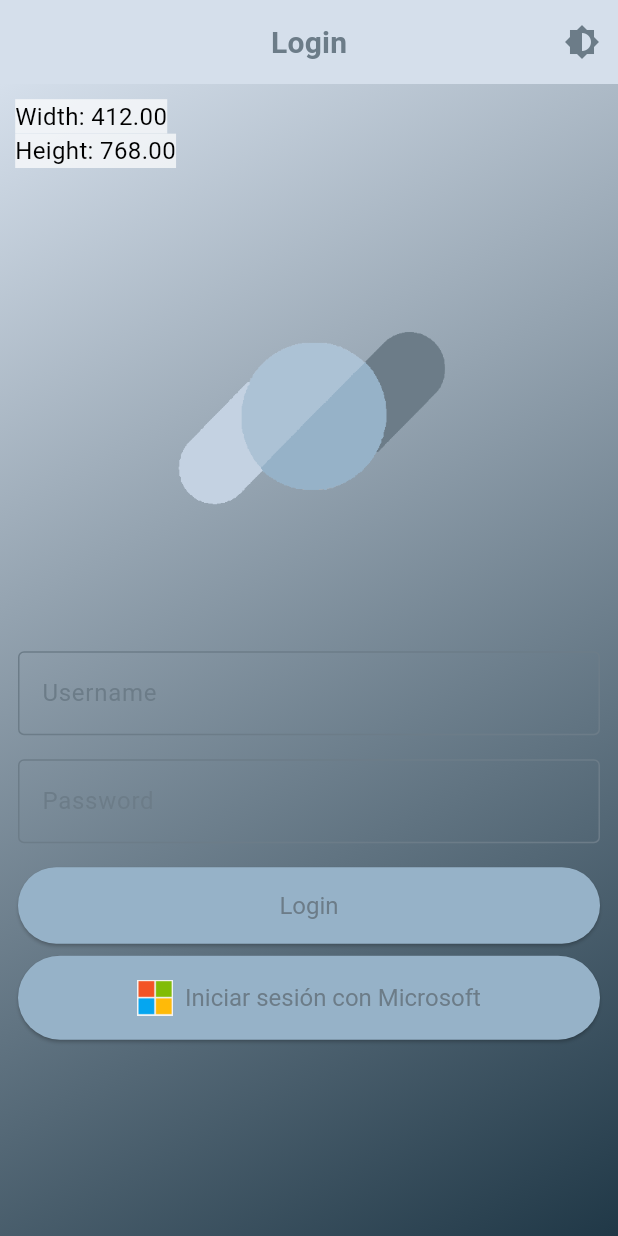
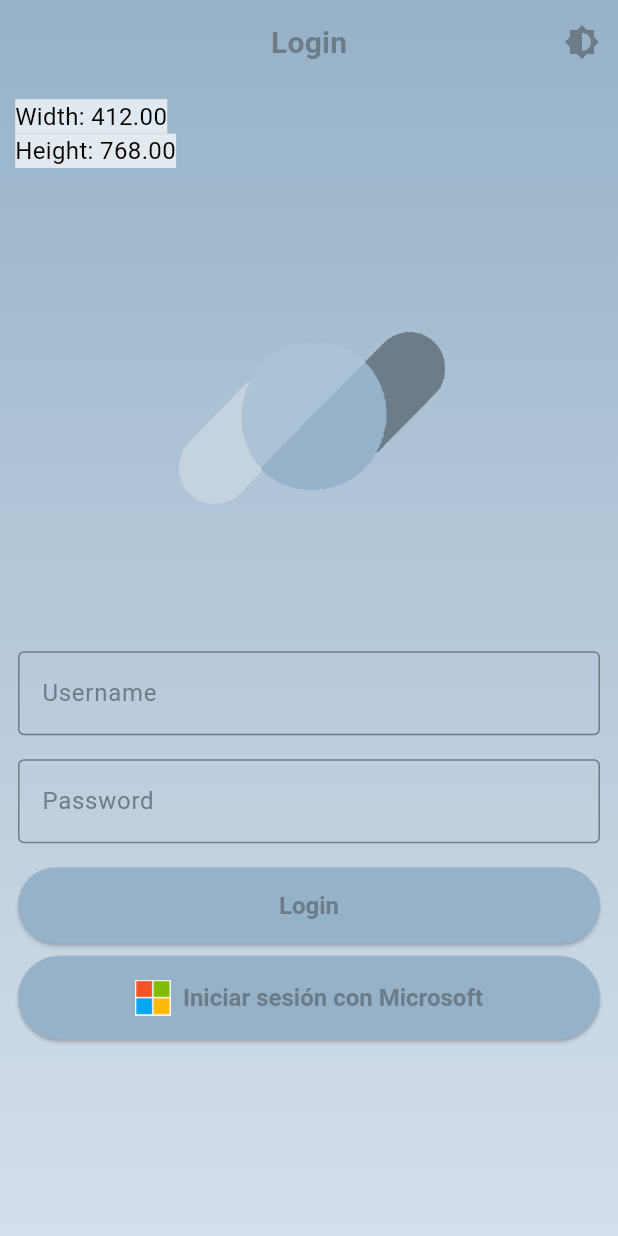
Before and after one commit to DAMSanti/ProyectoFinalDAM2, a Flutter app: the screen it shows after launch, on a phone screen of 412 x 824 dp. Run offline on Flutter 3.47's test engine with Material 3 defaults, Android fonts, the phone set to English and light mode, and no system bars; our stand-ins replace cloud_firestore, dio, firebase_core, flutter_map, flutter_secure_storage, font_awesome_flutter and 4 more; missing offline and left inert: window_manager; accounts and stored records are empty.

Commit message:
- Mejora Login View, vistas escritorio/movil/web

```diff
--- a/proyecto_santi/lib/components/AppBar.dart
+++ b/proyecto_santi/lib/components/AppBar.dart
@@ -14,6 +14,8 @@ class CustomAppBar extends StatelessWidget implements PreferredSizeWidget {
 
   @override
   Widget build(BuildContext context) {
+    return OrientationBuilder(
+      builder: (context, orientation) {
         return AppBar(
           centerTitle: true,
           title: Text(
@@ -39,8 +41,18 @@ class CustomAppBar extends StatelessWidget implements PreferredSizeWidget {
             ),
           ],
         );
+      },
+    );
   }
 
   @override
-  Size get preferredSize => Size.fromHeight(kToolbarHeight);
+  Size get preferredSize {
+    final orientation = WidgetsBinding.instance.window.physicalSize.aspectRatio > 1
+        ? Orientation.landscape
+        : Orientation.portrait;
+    double appBarHeight = orientation == Orientation.portrait
+        ? kToolbarHeight
+        : kToolbarHeight * 0.65; // Adjust height based on orientation
+    return Size.fromHeight(appBarHeight);
   }
+}
--- a/proyecto_santi/lib/tema/GradientBackground.dart
+++ b/proyecto_santi/lib/tema/GradientBackground.dart
@@ -1,22 +1,42 @@
 import 'package:flutter/material.dart';
 import 'package:proyecto_santi/tema/theme.dart';
 
-class GradientBackground extends StatelessWidget {
+class GradientBackgroundLight extends StatelessWidget {
   final Widget child;
 
-  const GradientBackground({required this.child});
+  const GradientBackgroundLight({required this.child});
 
   @override
   Widget build(BuildContext context) {
     return Container(
       decoration: BoxDecoration(
         gradient: LinearGradient(
-          colors: [colorFondoLight, colorAccentDark],
-          begin: Alignment.topLeft,
-          end: Alignment.bottomRight,
+          colors: [colorAccentLight, colorFondoLight],
+          begin: Alignment.topCenter,
+          end: Alignment.bottomCenter,
         ),
       ),
       child: child,
     );
   }
 }
+
+  class GradientBackgroundDark extends StatelessWidget {
+    final Widget child;
+
+    const GradientBackgroundDark({required this.child});
+
+    @override
+    Widget build(BuildContext context) {
+      return Container(
+        decoration: BoxDecoration(
+          gradient: LinearGradient(
+            colors: [colorAccentDark, colorFondoDark],
+            begin: Alignment.topCenter,
+            end: Alignment.bottomCenter,
+          ),
+        ),
+        child: child,
+      );
+    }
+  }
--- a/proyecto_santi/lib/tema/theme.dart
+++ b/proyecto_santi/lib/tema/theme.dart
@@ -5,6 +5,7 @@ const Color colorFondoLight = Color.fromARGB(255, 213, 223, 235);
 const Color colorTextoLight = Color.fromARGB(255, 108, 124, 136);
 const Color colorAccentLight = Color.fromARGB(255, 150, 178, 200);
 const Color colorSoftLight = Color.fromARGB(255, 176, 196, 222);
+const Color colorAccentDLight = Color.fromARGB(255, 126, 136, 180);
 //0xFF6C7C88
 //0xFFACC2D5
 //0xFF96B2C8
@@ -16,13 +17,8 @@ final ThemeData lightTheme = ThemeData(
   primaryColor: colorAccentLight,
   // TEXTFIELD
   inputDecorationTheme: InputDecorationTheme(
-    labelStyle: TextStyle(color: colorTextoLight),
-    focusedBorder: OutlineInputBorder(
-      borderSide: BorderSide(color: colorAccentLight),
-    ),
-    enabledBorder: OutlineInputBorder(
-      borderSide: BorderSide(color: colorTextoLight),
-    ),
+    labelStyle: TextStyle(color: colorTextoLight), focusedBorder: OutlineInputBorder( borderSide: BorderSide(color: colorAccentDLight)),
+    enabledBorder: OutlineInputBorder( borderSide: BorderSide(color: colorTextoLight)),
   ),
   // BOTONES
   elevatedButtonTheme: ElevatedButtonThemeData(
@@ -30,7 +26,7 @@ final ThemeData lightTheme = ThemeData(
       backgroundColor: colorAccentLight, // Color de fondo del botón
       foregroundColor: colorTextoLight, // Color del texto del botón
       padding: EdgeInsets.symmetric(horizontal: 16, vertical: 16),
-      textStyle: TextStyle(fontSize: 16),
+      textStyle: TextStyle(fontSize: 16, fontWeight: FontWeight.bold),
     ),
   ),
   // TEXTOS
@@ -45,8 +41,7 @@ final ThemeData lightTheme = ThemeData(
     bodyMedium: TextStyle(color: colorTextoLight),
     bodySmall: TextStyle(color: colorTextoLight),
     titleLarge: TextStyle(color: colorTextoLight),
-    titleMedium: TextStyle(
-        color: colorTextoLight, fontSize: 20, fontWeight: FontWeight.bold),
+    titleMedium: TextStyle(color: colorTextoLight, fontSize: 20, fontWeight: FontWeight.bold),
     titleSmall: TextStyle(color: colorTextoLight),
     labelLarge: TextStyle(color: colorTextoLight),
     labelMedium: TextStyle(color: colorTextoLight),
@@ -85,8 +80,11 @@ final ThemeData lightTheme = ThemeData(
   colorScheme: ColorScheme.light(
       primary: colorAccentLight,
       secondary: colorFondoLight // Color específico para el DrawerHeader
-      ),
+  ),
 );
+
+
+
 
 const Color colorFondoDark = Color.fromARGB(255, 47, 67, 75);
 const Color colorTextoDark = Color.fromARGB(255, 169, 231, 255);
@@ -99,13 +97,8 @@ final ThemeData darkTheme = ThemeData(
   primaryColor: colorAccentDark,
   // TEXTFIELD
   inputDecorationTheme: InputDecorationTheme(
-    labelStyle: TextStyle(color: colorTextoDark),
-    focusedBorder: OutlineInputBorder(
-      borderSide: BorderSide(color: colorAccentDark),
-    ),
-    enabledBorder: OutlineInputBorder(
-      borderSide: BorderSide(color: colorTextoDark),
-    ),
+    labelStyle: TextStyle(color: colorTextoDark), focusedBorder: OutlineInputBorder( borderSide: BorderSide(color: colorAccentDark)),
+    enabledBorder: OutlineInputBorder( borderSide: BorderSide(color: colorTextoDark)),
   ),
   // BOTONES
   elevatedButtonTheme: ElevatedButtonThemeData(
@@ -113,13 +106,26 @@ final ThemeData darkTheme = ThemeData(
       backgroundColor: colorAccentDark, // Color de fondo del botón
       foregroundColor: colorTextoDark, // Color del texto del botón
       padding: EdgeInsets.symmetric(horizontal: 16, vertical: 16),
-      textStyle: TextStyle(fontSize: 16),
+      textStyle: TextStyle(fontSize: 16, fontWeight: FontWeight.bold),
     ),
   ),
   // TEXTOS
   textTheme: TextTheme(
-    bodyMedium: TextStyle(color: colorTextoDark, fontSize: 18),
-    bodyLarge: TextStyle(color: colorTextoDark, fontSize: 16),
+    displayLarge: TextStyle(color: colorTextoDark),
+    displayMedium: TextStyle(color: colorTextoDark),
+    displaySmall: TextStyle(color: colorTextoDark),
+    headlineLarge: TextStyle(color: colorTextoDark),
+    headlineMedium: TextStyle(color: colorTextoDark),
+    headlineSmall: TextStyle(color: colorTextoDark),
+    bodyLarge: TextStyle(color: colorTextoDark),
+    bodyMedium: TextStyle(color: colorTextoDark),
+    bodySmall: TextStyle(color: colorTextoDark),
+    titleLarge: TextStyle(color: colorTextoDark),
+    titleMedium: TextStyle(color: colorTextoDark, fontSize: 20, fontWeight: FontWeight.bold),
+    titleSmall: TextStyle(color: colorTextoDark),
+    labelLarge: TextStyle(color: colorTextoDark),
+    labelMedium: TextStyle(color: colorTextoDark),
+    labelSmall: TextStyle(color: colorTextoDark),
   ),
   // APPBAR
   appBarTheme: AppBarTheme(
--- a/proyecto_santi/lib/views/login/login_view.dart
+++ b/proyecto_santi/lib/views/login/login_view.dart
@@ -1,12 +1,14 @@
 import 'package:flutter/material.dart';
 import 'package:provider/provider.dart';
 import 'package:proyecto_santi/services/api_service.dart';
-import 'package:proyecto_santi/components/appBar.dart';
 import 'vistas/portrait_layout.dart';
 import 'vistas/small_landscape_layout.dart';
 import 'vistas/large_landscape_layout.dart';
 import 'package:proyecto_santi/tema/GradientBackground.dart';
 import 'package:proyecto_santi/models/auth.dart';
+import 'package:proyecto_santi/components/appBar.dart';
+import 'package:flutter/foundation.dart' show kIsWeb;
+import 'dart:io' show Platform;
 
 class LoginView extends StatefulWidget {
   final VoidCallback onToggleTheme;
@@ -73,6 +75,7 @@ class LoginViewState extends State<LoginView> {
     final username = _usernameController.text;
     final password = _passwordController.text;
 
+    try {
       final profesor = await _apiService.authenticate(username, password);
 
       if (!mounted) return;
@@ -81,19 +84,16 @@ class LoginViewState extends State<LoginView> {
         isLoading = false;
       });
 
-    //if (profesor != null) {
-    //  await user.write(
-    //      key: 'username', value: '${profesor.nombre} ${profesor.apellidos}');
-    //  await user.write(key: 'correo', value: profesor.correo);
-    //  await user.write(key: 'rol', value: profesor.rol);
       await Provider.of<Auth>(context, listen: false).login(username, password);
-
       if (mounted) {
         Navigator.pushReplacementNamed(context, '/home');
       }
-    //} else {
-    //showLoginDialog();
-    //}
+    } catch (e) {
+      setState(() {
+        isLoading = false;
+      });
+      showLoginDialog();
+    }
   }
 
   @override
@@ -101,45 +101,71 @@ class LoginViewState extends State<LoginView> {
     return WillPopScope(
       onWillPop: _onWillPop,
       child: Scaffold(
+        body: Stack(
+          children: [
+            Theme.of(context).brightness == Brightness.dark
+                ? GradientBackgroundDark(
+              child: Container(),
+            )
+                : GradientBackgroundLight(
+              child: Container(),
+            ),
+            Scaffold(
+              backgroundColor: Colors.transparent,
               appBar: CustomAppBar(
                 onToggleTheme: widget.onToggleTheme,
                 title: 'Login',
                 showMenuButton: false,
               ),
-        body: GradientBackground(
-          child: OrientationBuilder(
-            builder: (context, orientation) {
-              if (orientation == Orientation.portrait) {
-                return buildPortraitLayout(context, _usernameController, _passwordController, isLoading, _login, showLoginDialog);
-              } else {
-                return _buildLandscapeLayout(context);
-              }
-            },
+              body: _buildLayout(context),
             ),
+          ],
         ),
       ),
     );
   }
 
-  Widget _buildLandscapeLayout(BuildContext context) {
+  Widget _buildLayout(BuildContext context) {
+    if (kIsWeb) {
       return LayoutBuilder(
         builder: (context, constraints) {
-        double imageSize = constraints.maxHeight * 0.5;
+          double imageSize = constraints.maxHeight;
           double padding = 16.0;
-
-        if (constraints.maxHeight < 600) {
-          imageSize = constraints.maxHeight;
-          padding = 12.0;
-        } else if (constraints.maxHeight < 400) {
-          imageSize = constraints.maxHeight * 0.7;
-          padding = 8.0;
+          return buildLargeLandscapeLayout(context, constraints, imageSize, padding, _usernameController, _passwordController, isLoading, _login, showLoginDialog);
+        },
+      );
+    } else if (Platform.isWindows || Platform.isLinux || Platform.isMacOS) {
+      return OrientationBuilder(
+        builder: (context, orientation) {
+          if (orientation == Orientation.portrait) {
+            return buildPortraitLayout(context, _usernameController, _passwordController, isLoading, _login, showLoginDialog);
+          } else {
+            return LayoutBuilder(
+              builder: (context, constraints) {
+                double imageSize = constraints.maxHeight;
+                double padding = 16.0;
+                return buildLargeLandscapeLayout(context, constraints, imageSize, padding, _usernameController, _passwordController, isLoading, _login, showLoginDialog);
+              },
+            );
           }
-        if (constraints.maxWidth > 1300) {
-          return buildLargeLandscapeLayout(context, constraints, imageSize, padding, _usernameController, _passwordController, isLoading, _login, showLoginDialog);
+        },
+      );
     } else {
+      return OrientationBuilder(
+        builder: (context, orientation) {
+          if (orientation == Orientation.portrait) {
+            return buildPortraitLayout(context, _usernameController, _passwordController, isLoading, _login, showLoginDialog);
+          } else {
+            return LayoutBuilder(
+              builder: (context, constraints) {
+                double imageSize = constraints.maxHeight;
+                double padding = 16.0;
                 return buildSmallLandscapeLayout(context, constraints, imageSize, padding, _usernameController, _passwordController, isLoading, _login, showLoginDialog);
+              },
+            );
           }
         },
       );
     }
   }
+}
```
Also changed, not shown: proyecto_santi/lib/views/login/components/login_buttons.dart (+49 -0 lines), proyecto_santi/lib/views/login/vistas/large_landscape_layout.dart (+4 -8 lines), proyecto_santi/lib/views/login/vistas/small_landscape_layout.dart (+39 -15 lines). Lines whose indentation alone changed are shown as unchanged.
